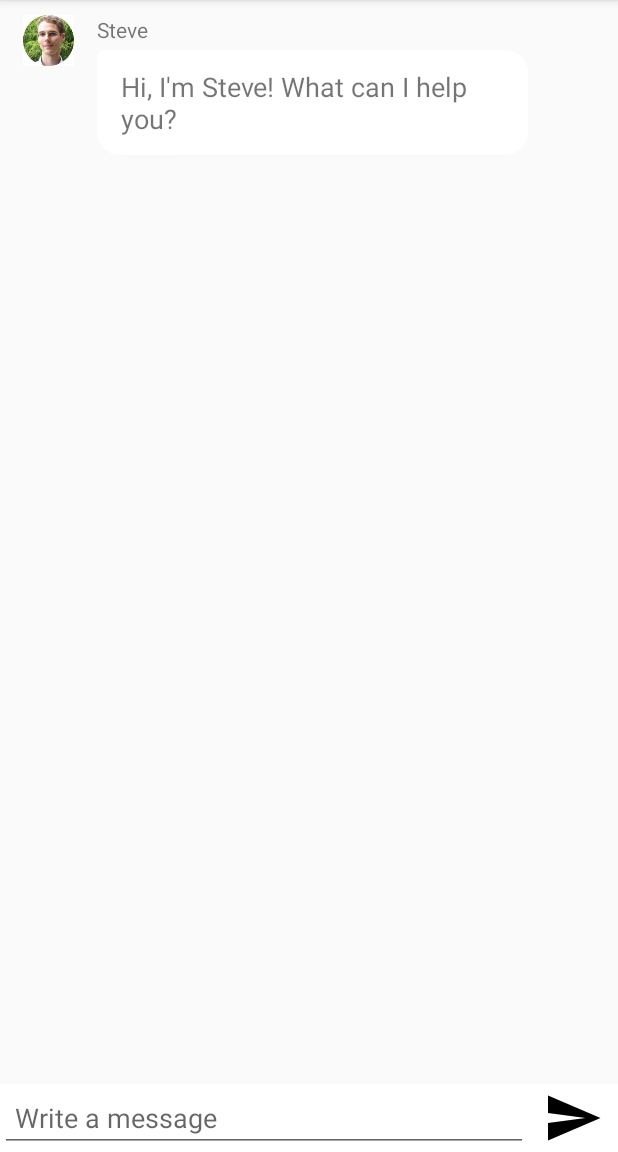
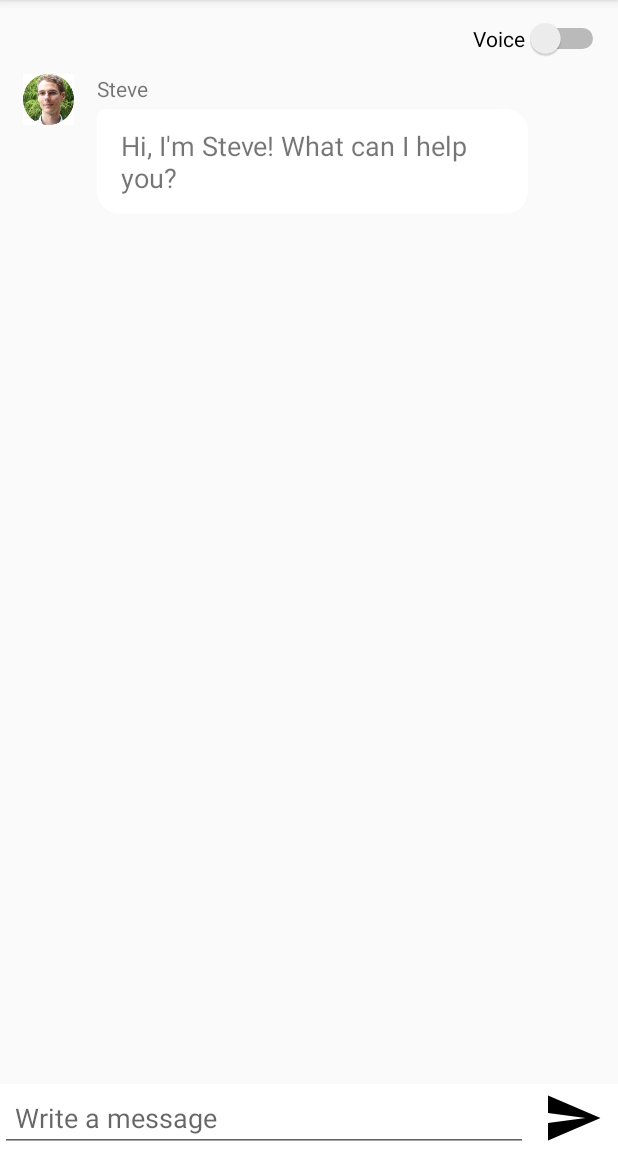
Before and after one commit to Chulong-Li/Smart_Fitness_Assistant, an Android app: the screen it shows after launch (MainActivity), after a tap on an icon or button, on a phone screen of 412 x 824 dp, the part 84-1236 px from its top. Run offline under Robolectric (Android 15) with nearby library versions, the phone set to English and light mode, and no system bars; libraries missing offline, so code that uses them is left out: com.ibm.cloud, com.ibm.watson.

Commit message:
added voice on/off switch button

```diff
--- a/app/src/main/java/com/example/smart_fitness/MainActivity.java
+++ b/app/src/main/java/com/example/smart_fitness/MainActivity.java
@@ -8,6 +8,7 @@ import android.os.Bundle;
 import android.view.View;
 import android.widget.EditText;
 import android.widget.ListView;
+import android.widget.Switch;
 
 import com.ibm.cloud.sdk.core.service.security.IamOptions;
 import com.ibm.watson.assistant.v1.model.MessageInput;
@@ -24,6 +25,8 @@ public class MainActivity extends AppCompatActivity{
     private MessageAdapter messageAdapter;
     private ListView messagesView;
     TextToSpeech t1;
+
+    private Switch sw;
 
     private MemberData data = new MemberData("Steve", "#bb0000");
 
@@ -55,6 +58,9 @@ public class MainActivity extends AppCompatActivity{
 
     public void sendMessage(View view) {
         String text = editText.getText().toString();
+
+        sw = (Switch)findViewById(R.id.switch_button);
+
         if (text.length() > 0) {
 
             // We provide a question here!
@@ -94,6 +100,7 @@ public class MainActivity extends AppCompatActivity{
 
             System.out.println(response_text);
 
+            if (sw.isChecked()) {
                 t1 = new TextToSpeech(getApplicationContext(), new TextToSpeech.OnInitListener() {
                     @Override
                     public void onInit(int status) {
@@ -102,6 +109,7 @@ public class MainActivity extends AppCompatActivity{
                         t1.speak(response_text, TextToSpeech.QUEUE_FLUSH, null);
                     }
                 });
+            }
 
 
             /*
--- a/app/src/main/res/layout/activity_main.xml
+++ b/app/src/main/res/layout/activity_main.xml
@@ -7,6 +7,18 @@
     android:clipToPadding="false"
     android:focusableInTouchMode="true"
     tools:context="com.example.smart_fitness.MainActivity">
+
+    <Switch
+        android:id="@+id/switch_button"
+        android:layout_width="wrap_content"
+        android:layout_height="wrap_content"
+        android:switchMinWidth="56dp"
+        android:layout_marginLeft="315dp"
+        android:layout_marginTop="12dp"
+        android:text="Voice"
+        android:checked="false"
+        android:textOff="OFF"
+        android:textOn="ON"/>
 
 
     <ListView
```
Lines whose indentation alone changed are shown as unchanged.
